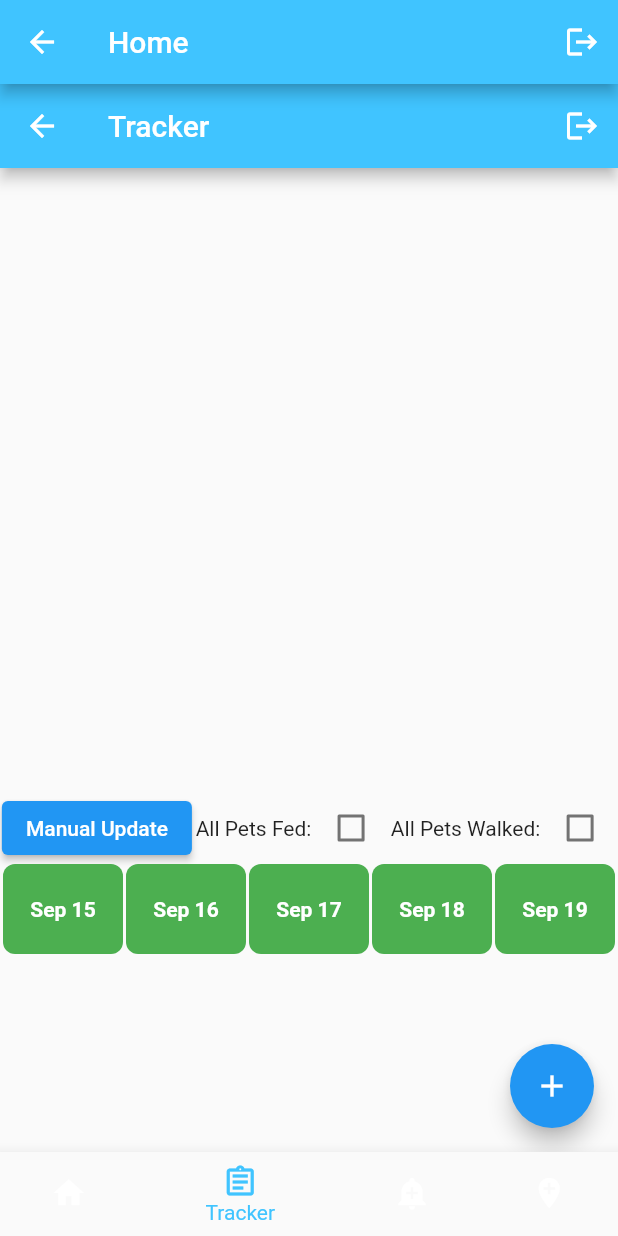
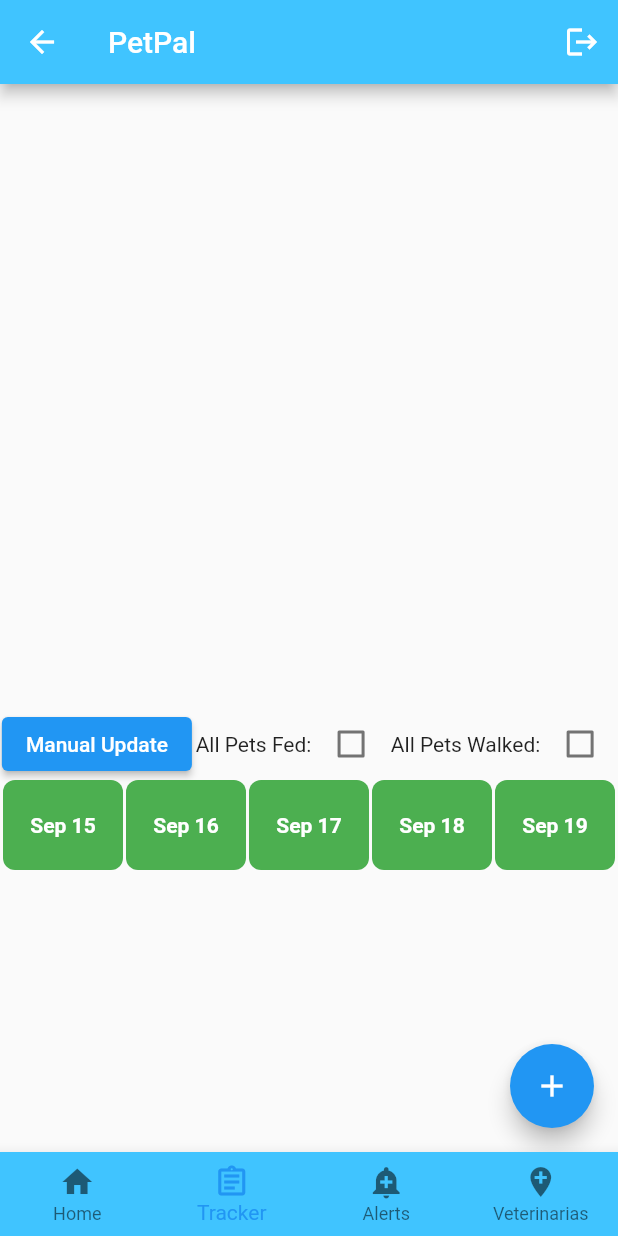
Before and after one commit to MiljenkoPetrovic/petpal, a Flutter app: the HomePage screen opened by its route, item 2 of the bottom bar chosen, on a phone screen of 412 x 824 dp. Run offline on Flutter 3.47's test engine with Material 2 defaults, Android fonts, the phone set to English and light mode, and no system bars; our stand-ins replace cloud_firestore, firebase_auth, firebase_core, firebase_storage, geolocator, google_maps_flutter and 2 more; accounts and stored records are empty.

Commit message:
Fixed the app bar issue and finished up the home page.

```diff
--- a/lib/pages/home_page.dart
+++ b/lib/pages/home_page.dart
@@ -46,12 +46,12 @@ class _HomePageState extends State<HomePage> {
             icon: Icon(Icons.logout),
           )
         ],
-        title: Text("Home"),
+        title: Text("PetPal"),
       ),
       body: _pages[_currentIndex], // Ensure _currentIndex is within valid range
       bottomNavigationBar: BottomNavigationBar(
-        backgroundColor: Color.fromARGB(255, 2, 80, 110),
-        fixedColor: Colors.lightBlueAccent,
+        type: BottomNavigationBarType.fixed,
+        backgroundColor: Colors.lightBlueAccent,
         currentIndex: _currentIndex,
         onTap: (index) {
           setState(() {
--- a/lib/pages/tracker.dart
+++ b/lib/pages/tracker.dart
@@ -44,16 +44,6 @@ class _TrackerPageState extends State<TrackerPage> {
   @override
   Widget build(BuildContext context) {
     return Scaffold(
-      appBar: AppBar(
-        backgroundColor: Colors.lightBlueAccent,
-        actions: [
-          IconButton(
-            onPressed: () => signUserOut(context),
-            icon: Icon(Icons.logout),
-          )
-        ],
-        title: Text("Tracker"),
-      ),
       body: Column(
         children: [
           Container(
```
Also changed, not shown: lib/pages/alerts.dart (+0 -10 lines), lib/pages/veterinarians.dart (+0 -10 lines).
